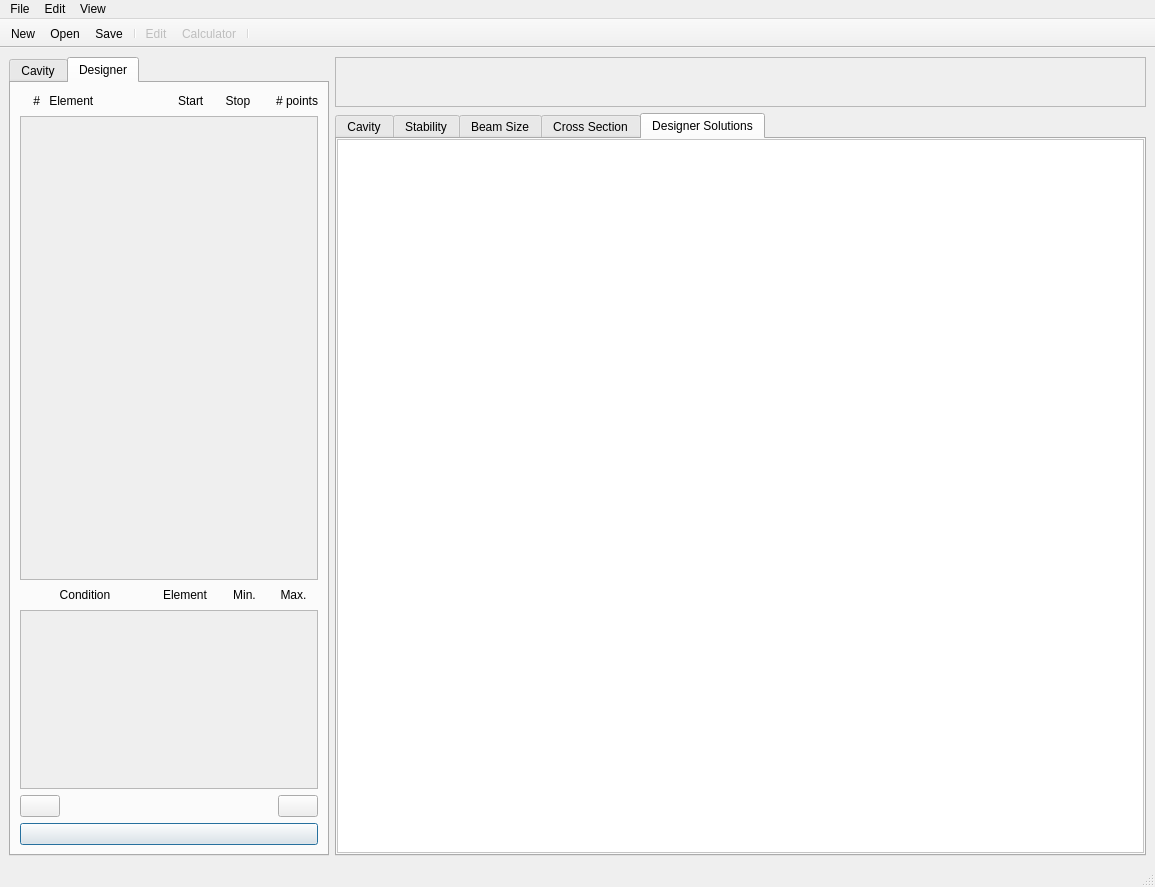
simcav/simcav, file gui.ui: the form before one commit.
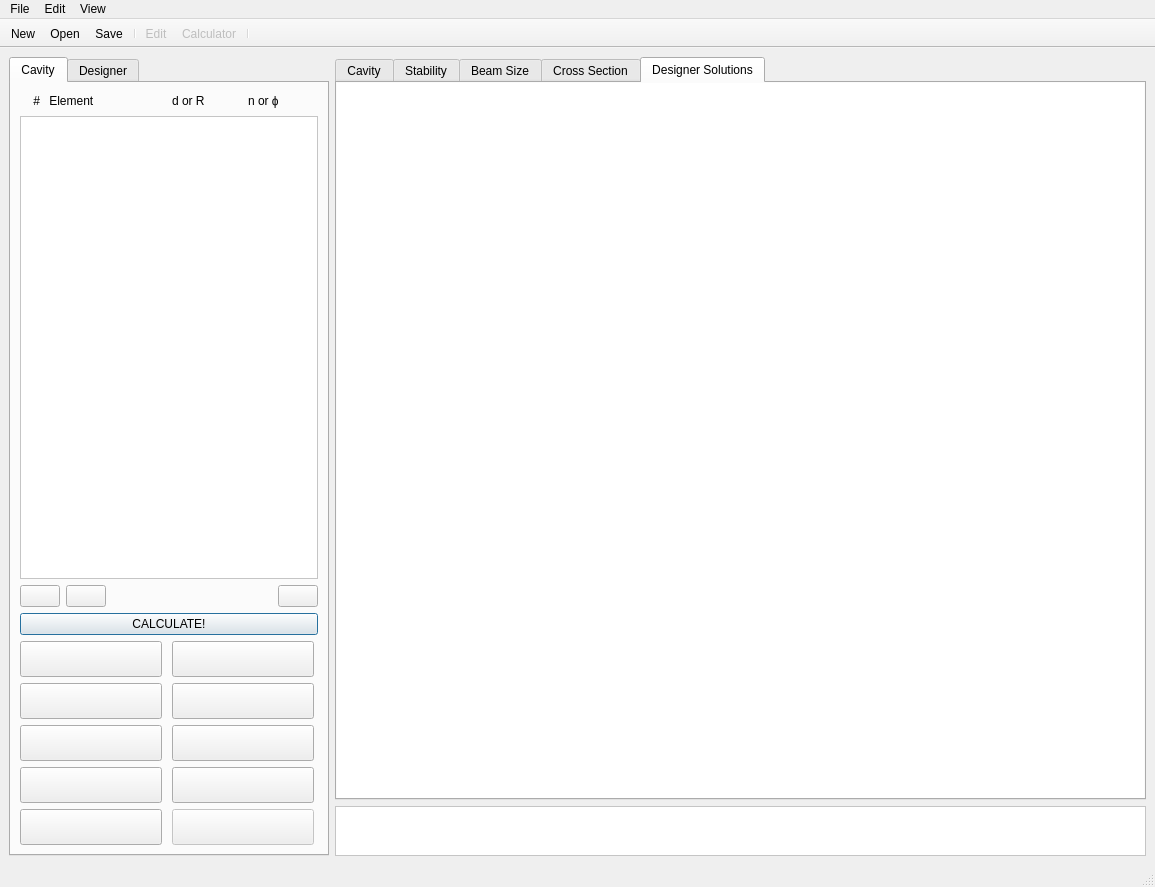
The form after the commit. The open tabs and pages were chosen to show the change. Icons and pictures are not drawn.

Commit message: Start with statusBar. Play with styles a bit.

Diff of the .ui file:
```diff
--- a/gui.ui
+++ b/gui.ui
@@ -18,11 +18,29 @@
     <normaloff>Icons/logo-tg3.png</normaloff>Icons/logo-tg3.png</iconset>
   </property>
   <widget class="QWidget" name="centralwidget">
-   <layout class="QGridLayout" name="gridLayout_2">
-    <item row="0" column="1">
+   <property name="layoutDirection">
+    <enum>Qt::LeftToRight</enum>
+   </property>
+   <layout class="QGridLayout" name="gridLayout_2" rowstretch="0,0">
+    <property name="sizeConstraint">
+     <enum>QLayout::SetDefaultConstraint</enum>
+    </property>
+    <property name="leftMargin">
+     <number>9</number>
+    </property>
+    <property name="topMargin">
+     <number>9</number>
+    </property>
+    <property name="rightMargin">
+     <number>9</number>
+    </property>
+    <property name="bottomMargin">
+     <number>9</number>
+    </property>
+    <item row="1" column="1">
      <widget class="QScrollArea" name="scroll_cavityIcons">
       <property name="sizePolicy">
-       <sizepolicy hsizetype="Expanding" vsizetype="MinimumExpanding">
+       <sizepolicy hsizetype="Expanding" vsizetype="Expanding">
         <horstretch>0</horstretch>
         <verstretch>0</verstretch>
        </sizepolicy>
@@ -30,7 +48,7 @@
       <property name="minimumSize">
        <size>
         <width>0</width>
-        <height>35</height>
+        <height>50</height>
        </size>
       </property>
       <property name="maximumSize">
@@ -39,6 +57,9 @@
         <height>50</height>
        </size>
       </property>
+      <property name="styleSheet">
+       <string notr="true">background-color: rgb(255, 255, 255);</string>
+      </property>
       <property name="verticalScrollBarPolicy">
        <enum>Qt::ScrollBarAlwaysOff</enum>
       </property>
@@ -63,7 +84,7 @@
       </widget>
      </widget>
     </item>
-    <item row="1" column="1">
+    <item row="0" column="1">
      <widget class="QTabWidget" name="tabWidget_plots">
       <property name="enabled">
        <bool>true</bool>
@@ -72,7 +93,7 @@
        <enum>QTabWidget::Rounded</enum>
       </property>
       <property name="currentIndex">
-       <number>4</number>
+       <number>0</number>
       </property>
       <property name="movable">
        <bool>true</bool>
@@ -320,7 +341,7 @@
          <number>0</number>
         </property>
         <property name="bottomMargin">
-         <number>1</number>
+         <number>0</number>
         </property>
         <item>
          <widget class="QScrollArea" name="scrollArea_solutions">
@@ -739,6 +760,18 @@
             </disabled>
            </palette>
           </property>
+          <property name="styleSheet">
+           <string notr="true">background-color: rgb(255, 255, 255);</string>
+          </property>
+          <property name="frameShape">
+           <enum>QFrame::NoFrame</enum>
+          </property>
+          <property name="frameShadow">
+           <enum>QFrame::Plain</enum>
+          </property>
+          <property name="lineWidth">
+           <number>0</number>
+          </property>
           <property name="widgetResizable">
            <bool>true</bool>
           </property>
@@ -747,8 +780,8 @@
             <rect>
              <x>0</x>
              <y>0</y>
-             <width>805</width>
-             <height>696</height>
+             <width>807</width>
+             <height>699</height>
             </rect>
            </property>
           </widget>
@@ -773,9 +806,15 @@
        </size>
       </property>
       <property name="currentIndex">
-       <number>1</number>
+       <number>0</number>
       </property>
-      <widget class="QWidget" name="tab_cavity">
+      <property name="elideMode">
+       <enum>Qt::ElideNone</enum>
+      </property>
+      <property name="usesScrollButtons">
+       <bool>true</bool>
+      </property>
+      <widget class="QWidget" name="tab_cavityControl">
        <attribute name="title">
         <string>Cavity</string>
        </attribute>
@@ -835,6 +874,9 @@
           <property name="layoutDirection">
            <enum>Qt::LeftToRight</enum>
           </property>
+          <property name="styleSheet">
+           <string notr="true">background-color: rgb(255, 255, 255);</string>
+          </property>
           <property name="widgetResizable">
            <bool>true</bool>
           </property>
@@ -847,14 +889,14 @@
              <x>0</x>
              <y>0</y>
              <width>296</width>
-             <height>429</height>
+             <height>434</height>
             </rect>
            </property>
            <property name="layoutDirection">
             <enum>Qt::LeftToRight</enum>
            </property>
            <property name="autoFillBackground">
-            <bool>true</bool>
+            <bool>false</bool>
            </property>
           </widget>
          </widget>
@@ -921,11 +963,7 @@
            <cursorShape>PointingHandCursor</cursorShape>
           </property>
           <property name="text">
-           <string/>
-          </property>
-          <property name="icon">
-           <iconset>
-            <normaloff>Icons/cavity_go1.png</normaloff>Icons/cavity_go1.png</iconset>
+           <string>CALCULATE!</string>
           </property>
           <property name="iconSize">
            <size>
@@ -946,8 +984,26 @@
         </item>
         <item>
          <layout class="QFormLayout" name="formLayout_elementButtons">
+          <property name="formAlignment">
+           <set>Qt::AlignLeading|Qt::AlignLeft|Qt::AlignTop</set>
+          </property>
+          <property name="horizontalSpacing">
+           <number>10</number>
+          </property>
           <item row="0" column="0">
            <widget class="QPushButton" name="button_flatMirror">
+            <property name="minimumSize">
+             <size>
+              <width>142</width>
+              <height>36</height>
+             </size>
+            </property>
+            <property name="maximumSize">
+             <size>
+              <width>142</width>
+              <height>36</height>
+             </size>
+            </property>
             <property name="text">
              <string/>
             </property>
@@ -963,25 +1019,20 @@
             </property>
            </widget>
           </item>
-          <item row="0" column="1">
-           <widget class="QPushButton" name="button_curvedMirror">
-            <property name="text">
-             <string/>
-            </property>
-            <property name="icon">
-             <iconset>
-              <normaloff>Icons/e_curved_mirror.png</normaloff>Icons/e_curved_mirror.png</iconset>
-            </property>
-            <property name="iconSize">
-             <size>
-              <width>120</width>
-              <height>30</height>
-             </size>
-            </property>
-           </widget>
-          </item>
           <item row="1" column="0">
            <widget class="QPushButton" name="button_distance">
+            <property name="minimumSize">
+             <size>
+              <width>142</width>
+              <height>36</height>
+             </size>
+            </property>
+            <property name="maximumSize">
+             <size>
+              <width>142</width>
+              <height>36</height>
+             </size>
+            </property>
             <property name="text">
              <string/>
             </property>
@@ -999,6 +1050,18 @@
           </item>
           <item row="1" column="1">
            <widget class="QPushButton" name="button_block">
+            <property name="minimumSize">
+             <size>
+              <width>142</width>
+              <height>36</height>
+             </size>
+            </property>
+            <property name="maximumSize">
+             <size>
+              <width>142</width>
+              <height>36</height>
+             </size>
+            </property>
             <property name="text">
              <string/>
             </property>
@@ -1016,6 +1079,18 @@
           </item>
           <item row="2" column="0">
            <widget class="QPushButton" name="button_brewsterPlate">
+            <property name="minimumSize">
+             <size>
+              <width>142</width>
+              <height>36</height>
+             </size>
+            </property>
+            <property name="maximumSize">
+             <size>
+              <width>142</width>
+              <height>36</height>
+             </size>
+            </property>
             <property name="text">
              <string/>
             </property>
@@ -1033,6 +1108,18 @@
           </item>
           <item row="2" column="1">
            <widget class="QPushButton" name="button_brewsterCrystal">
+            <property name="minimumSize">
+             <size>
+              <width>142</width>
+              <height>36</height>
+             </size>
+            </property>
+            <property name="maximumSize">
+             <size>
+              <width>142</width>
+              <height>36</height>
+             </size>
+            </property>
             <property name="text">
              <string/>
             </property>
@@ -1050,6 +1137,18 @@
           </item>
           <item row="3" column="0">
            <widget class="QPushButton" name="button_flatInterface">
+            <property name="minimumSize">
+             <size>
+              <width>142</width>
+              <height>36</height>
+             </size>
+            </property>
+            <property name="maximumSize">
+             <size>
+              <width>142</width>
+              <height>36</height>
+             </size>
+            </property>
             <property name="text">
              <string/>
             </property>
@@ -1067,6 +1166,18 @@
           </item>
           <item row="3" column="1">
            <widget class="QPushButton" name="button_curvedInterface">
+            <property name="minimumSize">
+             <size>
+              <width>142</width>
+              <height>36</height>
+             </size>
+            </property>
+            <property name="maximumSize">
+             <size>
+              <width>142</width>
+              <height>36</height>
+             </size>
+            </property>
             <property name="text">
              <string/>
             </property>
@@ -1084,6 +1195,18 @@
           </item>
           <item row="4" column="0">
            <widget class="QPushButton" name="button_thinLens">
+            <property name="minimumSize">
+             <size>
+              <width>142</width>
+              <height>36</height>
+             </size>
+            </property>
+            <property name="maximumSize">
+             <size>
+              <width>142</width>
+              <height>36</height>
+             </size>
+            </property>
             <property name="text">
              <string/>
             </property>
@@ -1101,6 +1224,21 @@
           </item>
           <item row="4" column="1">
            <widget class="QPushButton" name="button_customElement">
+            <property name="enabled">
+             <bool>false</bool>
+            </property>
+            <property name="minimumSize">
+             <size>
+              <width>142</width>
+              <height>36</height>
+             </size>
+            </property>
+            <property name="maximumSize">
+             <size>
+              <width>142</width>
+              <height>36</height>
+             </size>
+            </property>
             <property name="text">
              <string/>
             </property>
@@ -1116,6 +1254,35 @@
             </property>
            </widget>
           </item>
+          <item row="0" column="1">
+           <widget class="QPushButton" name="button_curvedMirror">
+            <property name="minimumSize">
+             <size>
+              <width>142</width>
+              <height>36</height>
+             </size>
+            </property>
+            <property name="maximumSize">
+             <size>
+              <width>142</width>
+              <height>36</height>
+             </size>
+            </property>
+            <property name="text">
+             <string/>
+            </property>
+            <property name="icon">
+             <iconset>
+              <normaloff>Icons/e_curved_mirror.png</normaloff>Icons/e_curved_mirror.png</iconset>
+            </property>
+            <property name="iconSize">
+             <size>
+              <width>120</width>
+              <height>30</height>
+             </size>
+            </property>
+           </widget>
+          </item>
          </layout>
         </item>
        </layout>
@@ -1285,6 +1452,9 @@
             <verstretch>0</verstretch>
            </sizepolicy>
           </property>
+          <property name="styleSheet">
+           <string notr="true">background-color: rgb(255, 255, 255);</string>
+          </property>
           <property name="frameShadow">
            <enum>QFrame::Plain</enum>
           </property>
@@ -1306,7 +1476,7 @@
              <x>0</x>
              <y>0</y>
              <width>296</width>
-             <height>429</height>
+             <height>434</height>
             </rect>
            </property>
           </widget>
@@ -1411,6 +1581,9 @@
             <height>179</height>
            </size>
           </property>
+          <property name="styleSheet">
+           <string notr="true">background-color: rgb(255, 255, 255);</string>
+          </property>
           <property name="horizontalScrollBarPolicy">
            <enum>Qt::ScrollBarAlwaysOff</enum>
           </property>
@@ -1480,11 +1653,7 @@
            <cursorShape>PointingHandCursor</cursorShape>
           </property>
           <property name="text">
-           <string/>
-          </property>
-          <property name="icon">
-           <iconset>
-            <normaloff>Icons/cavity_go1.png</normaloff>Icons/cavity_go1.png</iconset>
+           <string>CALCULATE!</string>
           </property>
           <property name="iconSize">
            <size>
@@ -1547,7 +1716,7 @@
    <addaction name="menuEdit"/>
    <addaction name="menuView"/>
   </widget>
-  <widget class="QStatusBar" name="statusbar"/>
+  <widget class="QStatusBar" name="statusBar"/>
   <widget class="QToolBar" name="toolBar">
    <property name="windowTitle">
     <string>toolBar</string>
```
The commit also changes 4 other files.
